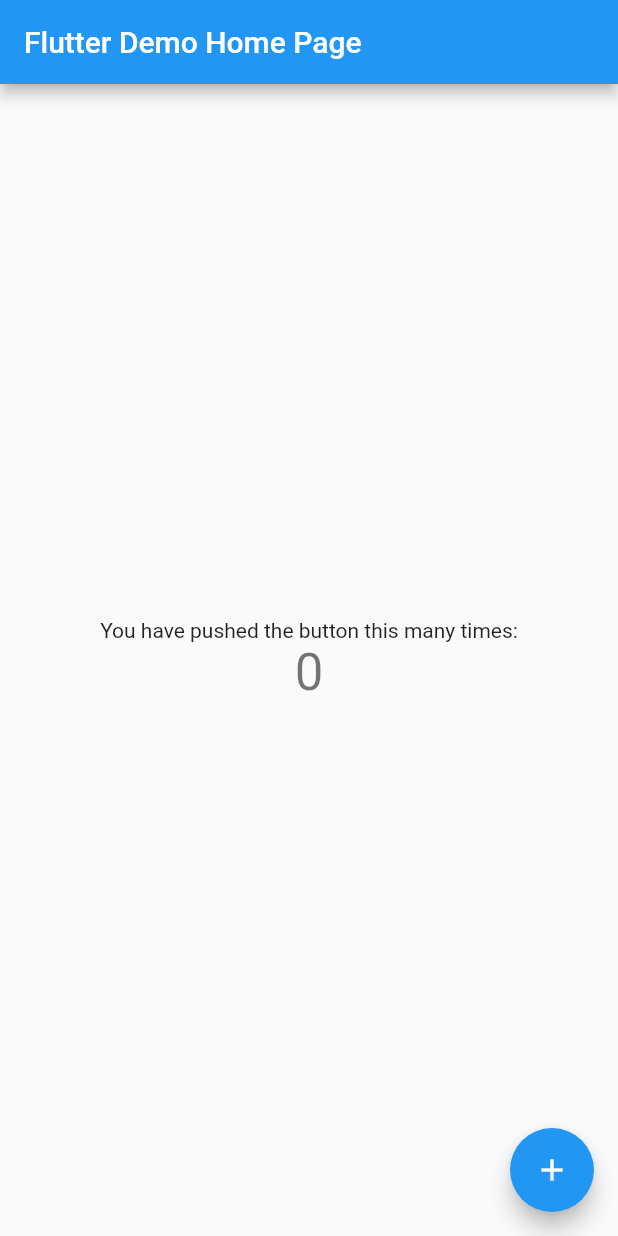
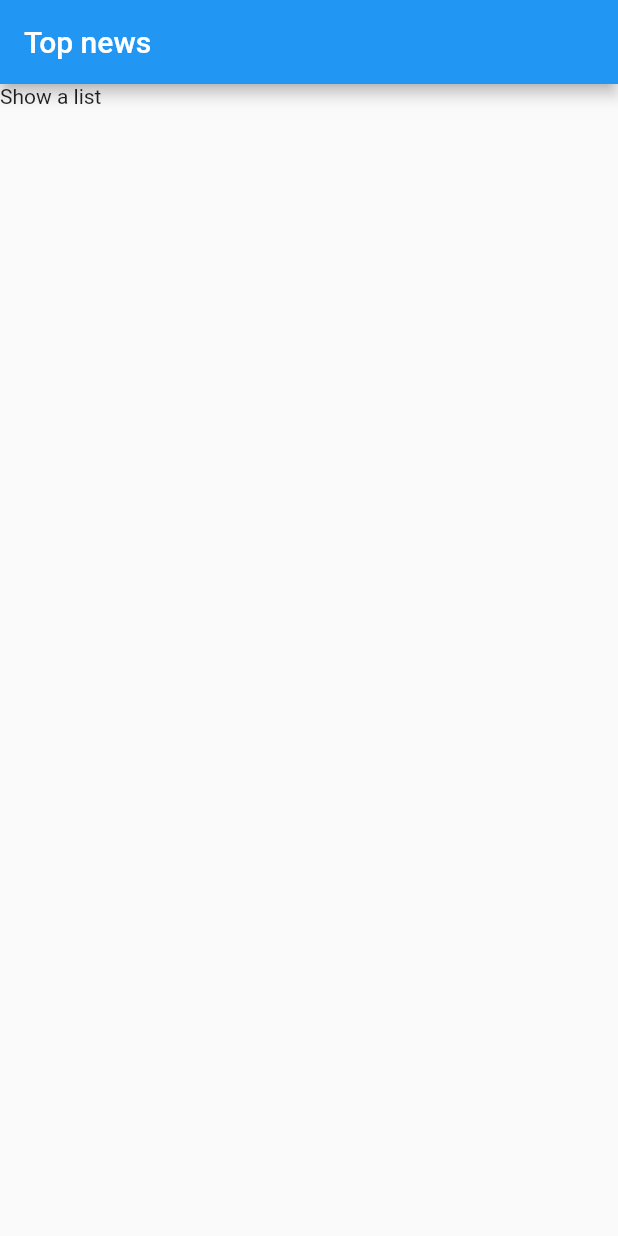
Before and after one commit to david1707/flutter_api_testing, a Flutter app: the screen it shows after launch, on a phone screen of 412 x 824 dp. Run offline on Flutter 3.47's test engine with Material 2 defaults, Android fonts, the phone set to English and light mode, and no system bars; our stand-ins replace sqflite; accounts and stored records are empty.

Commit message:
Abstract class created and creating the first steps of a ListView rendering Widgets on demand

```diff
--- a/lib/main.dart
+++ b/lib/main.dart
@@ -1,111 +1,6 @@
 import 'package:flutter/material.dart';
+import 'src/app.dart';
 
-void main() => runApp(MyApp());
-
-class MyApp extends StatelessWidget {
-  // This widget is the root of your application.
-  @override
-  Widget build(BuildContext context) {
-    return MaterialApp(
-      title: 'Flutter Demo',
-      theme: ThemeData(
-        // This is the theme of your application.
-        //
-        // Try running your application with "flutter run". You'll see the
-        // application has a blue toolbar. Then, without quitting the app, try
-        // changing the primarySwatch below to Colors.green and then invoke
-        // "hot reload" (press "r" in the console where you ran "flutter run",
-        // or simply save your changes to "hot reload" in a Flutter IDE).
-        // Notice that the counter didn't reset back to zero; the application
-        // is not restarted.
-        primarySwatch: Colors.blue,
-      ),
-      home: MyHomePage(title: 'Flutter Demo Home Page'),
-    );
-  }
+void main() {
+  runApp(App());
 }
-
-class MyHomePage extends StatefulWidget {
-  MyHomePage({Key key, this.title}) : super(key: key);
-
-  // This widget is the home page of your application. It is stateful, meaning
-  // that it has a State object (defined below) that contains fields that affect
-  // how it looks.
-
-  // This class is the configuration for the state. It holds the values (in this
-  // case the title) provided by the parent (in this case the App widget) and
-  // used by the build method of the State. Fields in a Widget subclass are
-  // always marked "final".
-
-  final String title;
-
-  @override
-  _MyHomePageState createState() => _MyHomePageState();
-}
-
-class _MyHomePageState extends State<MyHomePage> {
-  int _counter = 0;
-
-  void _incrementCounter() {
-    setState(() {
-      // This call to setState tells the Flutter framework that something has
-      // changed in this State, which causes it to rerun the build method below
-      // so that the display can reflect the updated values. If we changed
-      // _counter without calling setState(), then the build method would not be
-      // called again, and so nothing would appear to happen.
-      _counter++;
-    });
-  }
-
-  @override
-  Widget build(BuildContext context) {
-    // This method is rerun every time setState is called, for instance as done
-    // by the _incrementCounter method above.
-    //
-    // The Flutter framework has been optimized to make rerunning build methods
-    // fast, so that you can just rebuild anything that needs updating rather
-    // than having to individually change instances of widgets.
-    return Scaffold(
-      appBar: AppBar(
-        // Here we take the value from the MyHomePage object that was created by
-        // the App.build method, and use it to set our appbar title.
-        title: Text(widget.title),
-      ),
-      body: Center(
-        // Center is a layout widget. It takes a single child and positions it
-        // in the middle of the parent.
-        child: Column(
-          // Column is also layout widget. It takes a list of children and
-          // arranges them vertically. By default, it sizes itself to fit its
-          // children horizontally, and tries to be as tall as its parent.
-          //
-          // Invoke "debug painting" (press "p" in the console, choose the
-          // "Toggle Debug Paint" action from the Flutter Inspector in Android
-          // Studio, or the "Toggle Debug Paint" command in Visual Studio Code)
-          // to see the wireframe for each widget.
-          //
-          // Column has various properties to control how it sizes itself and
-          // how it positions its children. Here we use mainAxisAlignment to
-          // center the children vertically; the main axis here is the vertical
-          // axis because Columns are vertical (the cross axis would be
-          // horizontal).
-          mainAxisAlignment: MainAxisAlignment.center,
-          children: <Widget>[
-            Text(
-              'You have pushed the button this many times:',
-            ),
-            Text(
-              '$_counter',
-              style: Theme.of(context).textTheme.display1,
-            ),
-          ],
-        ),
-      ),
-      floatingActionButton: FloatingActionButton(
-        onPressed: _incrementCounter,
-        tooltip: 'Increment',
-        child: Icon(Icons.add),
-      ), // This trailing comma makes auto-formatting nicer for build methods.
-    );
-  }
-}
--- /dev/null
+++ b/lib/src/app.dart
@@ -0,0 +1,11 @@
+import 'package:flutter/material.dart';
+import 'screens/news_list.dart';
+
+class App extends StatelessWidget {
+  Widget build(context) {
+    return MaterialApp(
+      title: 'News!',
+      home: NewsList(),
+    );
+  }
+}
--- a/lib/src/resources/news_api_provider.dart
+++ b/lib/src/resources/news_api_provider.dart
@@ -1,8 +1,9 @@
 import 'package:http/http.dart' show Client;
 import 'dart:convert';
 import '../models/item_model.dart';
+import 'repository.dart';
 
-class NewsAPIProvider {
+class NewsAPIProvider implements Source {
   Client client = Client();
   final _root = 'https://hacker-news.firebaseio.com/v0';
 
--- /dev/null
+++ b/lib/src/screens/news_list.dart
@@ -0,0 +1,12 @@
+import 'package:flutter/material.dart';
+
+class NewsList extends StatelessWidget {
+  Widget build(context) {
+    return Scaffold(
+      appBar: AppBar(
+        title: Text('Top news'),
+      ),
+      body: Text('Show a list'),
+    );
+  }
+}
```
Also changed, not shown: lib/src/resources/news_db_provider.dart (+12 -1 lines), lib/src/resources/repository.dart (+27 -8 lines).
